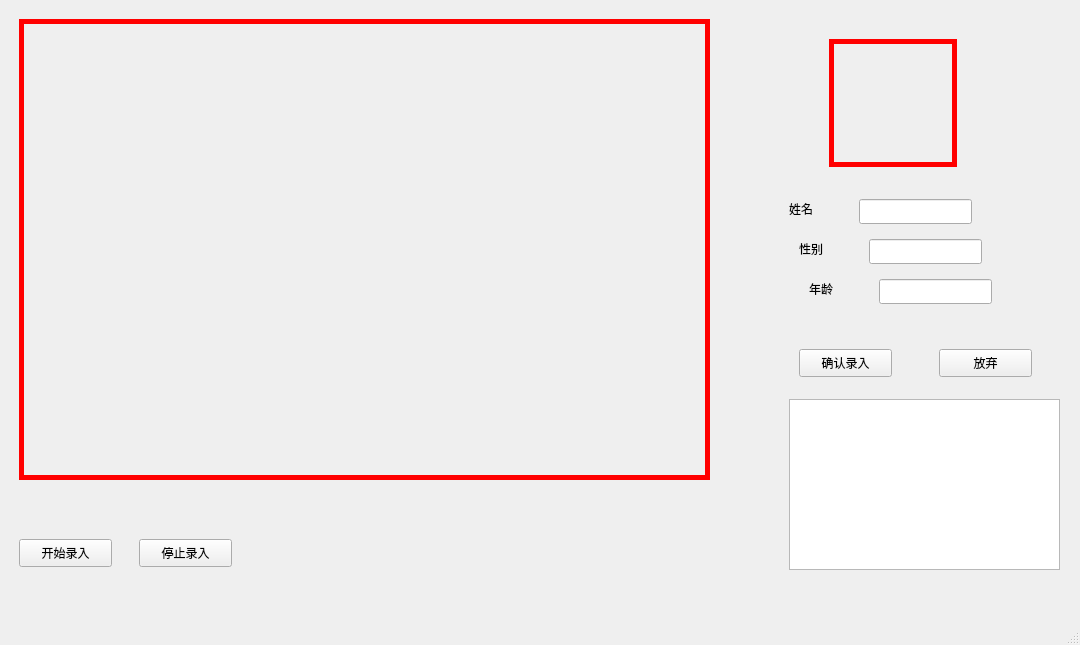
Old version of the form ui_creator/form.ui in the repository epocode/attendance_system.
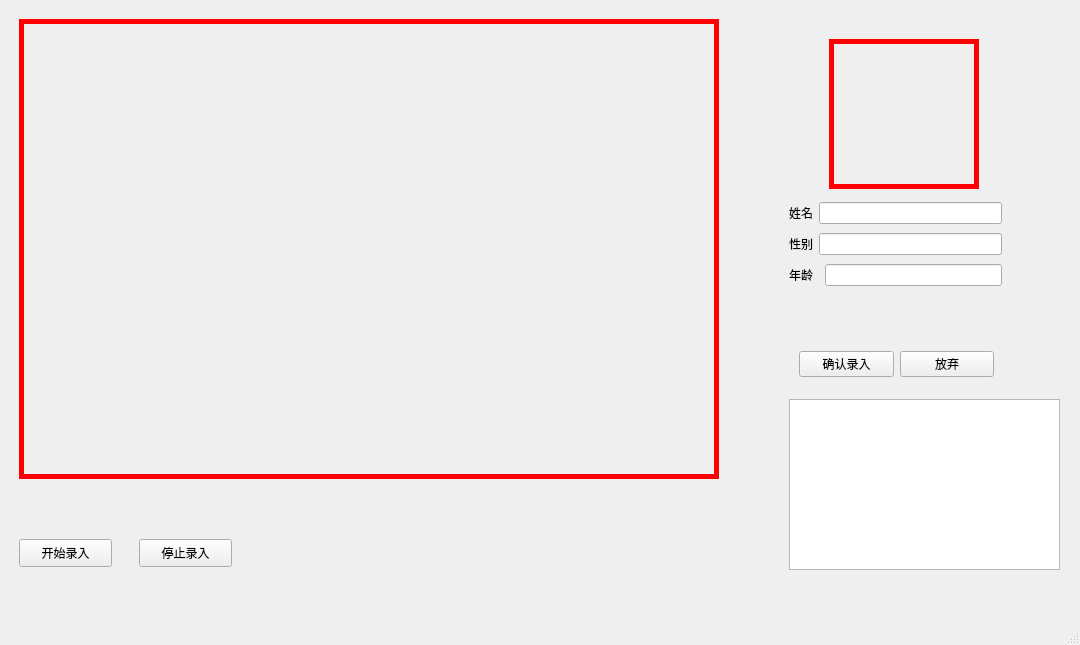
New version of the form.

Commit message: 基本完成了人脸的录入

```diff
--- a/ui_creator/form.ui
+++ b/ui_creator/form.ui
@@ -123,8 +123,8 @@
          <rect>
           <x>10</x>
           <y>10</y>
-          <width>691</width>
-          <height>461</height>
+          <width>700</width>
+          <height>460</height>
          </rect>
         </property>
         <property name="styleSheet">
@@ -168,10 +168,16 @@
          <rect>
           <x>820</x>
           <y>30</y>
-          <width>128</width>
-          <height>128</height>
+          <width>150</width>
+          <height>150</height>
          </rect>
         </property>
+        <property name="sizePolicy">
+         <sizepolicy hsizetype="Fixed" vsizetype="Fixed">
+          <horstretch>0</horstretch>
+          <verstretch>0</verstretch>
+         </sizepolicy>
+        </property>
         <property name="styleSheet">
          <string notr="true">border: 5px solid red;</string>
         </property>
@@ -179,101 +185,6 @@
          <string/>
         </property>
        </widget>
-       <widget class="QPushButton" name="btn_confirm">
-        <property name="geometry">
-         <rect>
-          <x>790</x>
-          <y>340</y>
-          <width>93</width>
-          <height>28</height>
-         </rect>
-        </property>
-        <property name="text">
-         <string>确认录入</string>
-        </property>
-       </widget>
-       <widget class="QPushButton" name="btn_pass">
-        <property name="geometry">
-         <rect>
-          <x>930</x>
-          <y>340</y>
-          <width>93</width>
-          <height>28</height>
-         </rect>
-        </property>
-        <property name="text">
-         <string>放弃</string>
-        </property>
-       </widget>
-       <widget class="QLabel" name="label">
-        <property name="geometry">
-         <rect>
-          <x>780</x>
-          <y>190</y>
-          <width>69</width>
-          <height>19</height>
-         </rect>
-        </property>
-        <property name="text">
-         <string>姓名</string>
-        </property>
-       </widget>
-       <widget class="QLineEdit" name="line_edit_name">
-        <property name="geometry">
-         <rect>
-          <x>850</x>
-          <y>190</y>
-          <width>113</width>
-          <height>25</height>
-         </rect>
-        </property>
-       </widget>
-       <widget class="QLabel" name="label_4">
-        <property name="geometry">
-         <rect>
-          <x>790</x>
-          <y>230</y>
-          <width>69</width>
-          <height>19</height>
-         </rect>
-        </property>
-        <property name="text">
-         <string>性别</string>
-        </property>
-       </widget>
-       <widget class="QLineEdit" name="line_edit_gender">
-        <property name="geometry">
-         <rect>
-          <x>860</x>
-          <y>230</y>
-          <width>113</width>
-          <height>25</height>
-         </rect>
-        </property>
-       </widget>
-       <widget class="QLabel" name="label_5">
-        <property name="geometry">
-         <rect>
-          <x>800</x>
-          <y>270</y>
-          <width>69</width>
-          <height>19</height>
-         </rect>
-        </property>
-        <property name="text">
-         <string>年龄</string>
-        </property>
-       </widget>
-       <widget class="QLineEdit" name="line_edit_age">
-        <property name="geometry">
-         <rect>
-          <x>870</x>
-          <y>270</y>
-          <width>113</width>
-          <height>25</height>
-         </rect>
-        </property>
-       </widget>
        <widget class="QTableView" name="table_view_show_stu">
         <property name="geometry">
          <rect>
@@ -284,6 +195,74 @@
          </rect>
         </property>
        </widget>
+       <widget class="QWidget" name="">
+        <property name="geometry">
+         <rect>
+          <x>780</x>
+          <y>190</y>
+          <width>213</width>
+          <height>91</height>
+         </rect>
+        </property>
+        <layout class="QGridLayout" name="gridLayout">
+         <item row="0" column="0">
+          <widget class="QLabel" name="label">
+           <property name="text">
+            <string>姓名</string>
+           </property>
+          </widget>
+         </item>
+         <item row="0" column="1" colspan="2">
+          <widget class="QLineEdit" name="line_edit_name"/>
+         </item>
+         <item row="1" column="0">
+          <widget class="QLabel" name="label_4">
+           <property name="text">
+            <string>性别</string>
+           </property>
+          </widget>
+         </item>
+         <item row="1" column="1" colspan="2">
+          <widget class="QLineEdit" name="line_edit_gender"/>
+         </item>
+         <item row="2" column="0" colspan="2">
+          <widget class="QLabel" name="label_5">
+           <property name="text">
+            <string>年龄</string>
+           </property>
+          </widget>
+         </item>
+         <item row="2" column="2">
+          <widget class="QLineEdit" name="line_edit_age"/>
+         </item>
+        </layout>
+       </widget>
+       <widget class="QWidget" name="">
+        <property name="geometry">
+         <rect>
+          <x>790</x>
+          <y>340</y>
+          <width>195</width>
+          <height>30</height>
+         </rect>
+        </property>
+        <layout class="QHBoxLayout" name="horizontalLayout_2">
+         <item>
+          <widget class="QPushButton" name="btn_confirm">
+           <property name="text">
+            <string>确认录入</string>
+           </property>
+          </widget>
+         </item>
+         <item>
+          <widget class="QPushButton" name="btn_pass">
+           <property name="text">
+            <string>放弃</string>
+           </property>
+          </widget>
+         </item>
+        </layout>
+       </widget>
       </widget>
      </widget>
     </item>
```
Left out of the diff: 64 changed lines with no effect on the pictures. The commit also changes 20 other files.
